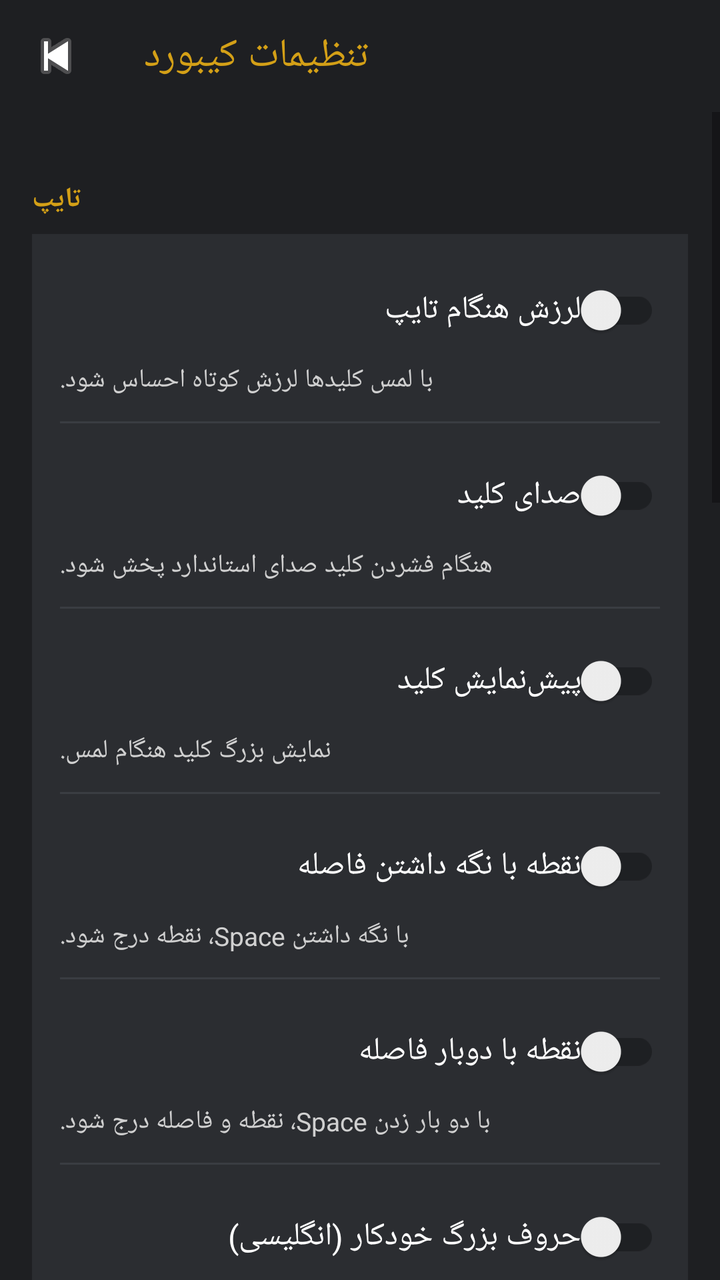
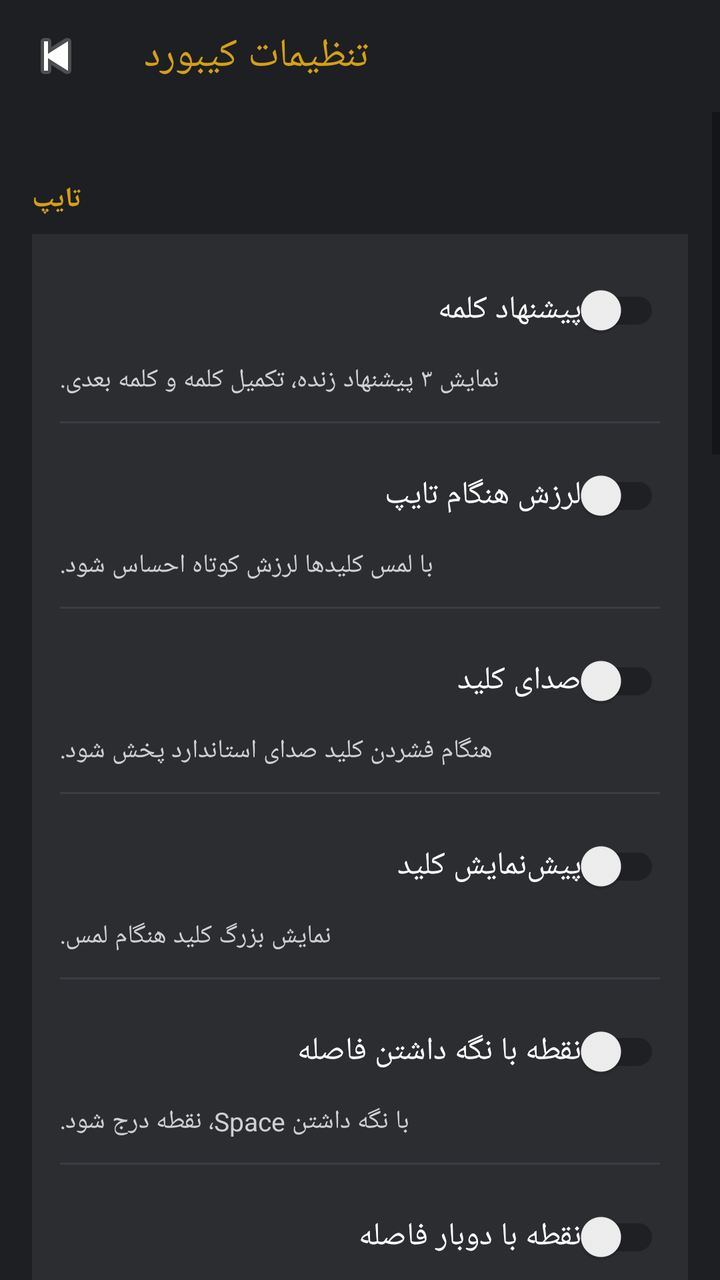

Screens rendered from an Android XML layout before and after an edit, with the pre-edit source and the edit as a unified diff.
<!-- AndroidManifest.xml: application theme Theme.KeyNova -->
<!-- res/layout/activity_keyboard_settings.xml -->
<?xml version="1.0" encoding="utf-8"?>
<LinearLayout xmlns:android="http://schemas.android.com/apk/res/android"
    xmlns:app="http://schemas.android.com/apk/res-auto"
    android:layout_width="match_parent"
    android:layout_height="match_parent"
    android:background="@color/keynova_background"
    android:orientation="vertical">

    <androidx.appcompat.widget.Toolbar
        android:id="@+id/toolbar"
        android:layout_width="match_parent"
        android:layout_height="wrap_content"
        android:background="@color/keynova_background"
        app:navigationIcon="@android:drawable/ic_media_previous"
        app:title="@string/settings_section_title"
        app:titleTextColor="@color/keynova_accent" />

    <ScrollView
        android:layout_width="match_parent"
        android:layout_height="match_parent"
        android:fillViewport="true">

        <LinearLayout
            android:layout_width="match_parent"
            android:layout_height="wrap_content"
            android:orientation="vertical"
            android:padding="16dp">

            <TextView style="@style/SettingsGroupTitle" android:text="@string/group_typing" />

            <LinearLayout style="@style/SettingsCard">
                <androidx.appcompat.widget.SwitchCompat android:id="@+id/switchVibration" style="@style/SettingsSwitch" android:text="@string/setting_vibration_title" />
                <TextView style="@style/SettingsDesc" android:text="@string/setting_vibration_desc" />
                <View style="@style/SettingsDivider" />
                <androidx.appcompat.widget.SwitchCompat android:id="@+id/switchSound" style="@style/SettingsSwitch" android:text="@string/setting_sound_title" />
                <TextView style="@style/SettingsDesc" android:text="@string/setting_sound_desc" />
                <View style="@style/SettingsDivider" />
                <androidx.appcompat.widget.SwitchCompat android:id="@+id/switchPreview" style="@style/SettingsSwitch" android:text="@string/setting_preview_title" />
                <TextView style="@style/SettingsDesc" android:text="@string/setting_preview_desc" />
                <View style="@style/SettingsDivider" />
                <androidx.appcompat.widget.SwitchCompat android:id="@+id/switchSpaceDot" style="@style/SettingsSwitch" android:text="@string/setting_space_dot_title" />
                <TextView style="@style/SettingsDesc" android:text="@string/setting_space_dot_desc" />
                <View style="@style/SettingsDivider" />
                <androidx.appcompat.widget.SwitchCompat android:id="@+id/switchDoubleSpace" style="@style/SettingsSwitch" android:text="@string/setting_double_space_title" />
                <TextView style="@style/SettingsDesc" android:text="@string/setting_double_space_desc" />
                <View style="@style/SettingsDivider" />
                <androidx.appcompat.widget.SwitchCompat android:id="@+id/switchAutoCap" style="@style/SettingsSwitch" android:text="@string/setting_auto_cap_title" />
                <TextView style="@style/SettingsDesc" android:text="@string/setting_auto_cap_desc" />
                <View style="@style/SettingsDivider" />
                <TextView style="@style/SettingsLabel" android:text="@string/setting_space_swipe_title" />
                <RadioGroup android:id="@+id/groupSpaceSwipe" android:layout_width="match_parent" android:layout_height="wrap_content" android:layout_marginTop="6dp">
                    <RadioButton android:id="@+id/radioSwipeOff" android:layout_width="wrap_content" android:layout_height="wrap_content" android:text="@string/opt_off" android:textColor="@color/keynova_text" />
                    <RadioButton android:id="@+id/radioSwipeLang" android:layout_width="wrap_content" android:layout_height="wrap_content" android:text="@string/opt_swipe_lang" android:textColor="@color/keynova_text" />
                    <RadioButton android:id="@+id/radioSwipeCursor" android:layout_width="wrap_content" android:layout_height="wrap_content" android:text="@string/opt_swipe_cursor" android:textColor="@color/keynova_text" />
                </RadioGroup>
            </LinearLayout>

            <TextView style="@style/SettingsGroupTitle" android:text="@string/group_layout" />

            <LinearLayout style="@style/SettingsCard">
                <androidx.appcompat.widget.SwitchCompat android:id="@+id/switchNumberRow" style="@style/SettingsSwitch" android:text="@string/setting_number_row_title" />
                <TextView style="@style/SettingsDesc" android:text="@string/setting_number_row_desc" />
                <View style="@style/SettingsDivider" />
                <androidx.appcompat.widget.SwitchCompat android:id="@+id/switchHints" style="@style/SettingsSwitch" android:text="@string/setting_hints_title" />
                <TextView style="@style/SettingsDesc" android:text="@string/setting_hints_desc" />
                <View style="@style/SettingsDivider" />
                <TextView style="@style/SettingsLabel" android:text="@string/setting_space_label_title" />
                <RadioGroup android:id="@+id/groupSpaceLabel" android:layout_width="match_parent" android:layout_height="wrap_content" android:layout_marginTop="6dp">
                    <RadioButton android:id="@+id/radioLabelLang" android:layout_width="wrap_content" android:layout_height="wrap_content" android:text="@string/opt_label_lang" android:textColor="@color/keynova_text" />
                    <RadioButton android:id="@+id/radioLabelSpace" android:layout_width="wrap_content" android:layout_height="wrap_content" android:text="@string/opt_label_space" android:textColor="@color/keynova_text" />
                    <RadioButton android:id="@+id/radioLabelEmpty" android:layout_width="wrap_content" android:layout_height="wrap_content" android:text="@string/opt_label_empty" android:textColor="@color/keynova_text" />
                </RadioGroup>
            </LinearLayout>

            <TextView style="@style/SettingsGroupTitle" android:text="@string/group_appearance" />

            <LinearLayout style="@style/SettingsCard">
                <LinearLayout android:layout_width="match_parent" android:layout_height="wrap_content" android:orientation="horizontal">
                    <TextView style="@style/SettingsLabel" android:layout_width="0dp" android:layout_weight="1" android:text="@string/setting_height_title" />
                    <TextView android:id="@+id/valueHeight" style="@style/SettingsValue" />
                </LinearLayout>
                <SeekBar android:id="@+id/seekHeight" style="@style/SettingsSeek" />

                <View style="@style/SettingsDivider" />

                <LinearLayout android:layout_width="match_parent" android:layout_height="wrap_content" android:orientation="horizontal">
                    <TextView style="@style/SettingsLabel" android:layout_width="0dp" android:layout_weight="1" android:text="@string/setting_gap_title" />
                    <TextView android:id="@+id/valueGap" style="@style/SettingsValue" />
                </LinearLayout>
                <SeekBar android:id="@+id/seekGap" style="@style/SettingsSeek" />

                <View style="@style/SettingsDivider" />

                <LinearLayout android:layout_width="match_parent" android:layout_height="wrap_content" android:orientation="horizontal">
                    <TextView style="@style/SettingsLabel" android:layout_width="0dp" android:layout_weight="1" android:text="@string/setting_text_size_title" />
                    <TextView android:id="@+id/valueText" style="@style/SettingsValue" />
                </LinearLayout>
                <SeekBar android:id="@+id/seekText" style="@style/SettingsSeek" />

                <View style="@style/SettingsDivider" />

                <LinearLayout android:layout_width="match_parent" android:layout_height="wrap_content" android:orientation="horizontal">
                    <TextView style="@style/SettingsLabel" android:layout_width="0dp" android:layout_weight="1" android:text="@string/setting_long_press_title" />
                    <TextView android:id="@+id/valueLongPress" style="@style/SettingsValue" />
                </LinearLayout>
                <SeekBar android:id="@+id/seekLongPress" style="@style/SettingsSeek" />

                <View style="@style/SettingsDivider" />

                <LinearLayout android:layout_width="match_parent" android:layout_height="wrap_content" android:orientation="horizontal">
                    <TextView style="@style/SettingsLabel" android:layout_width="0dp" android:layout_weight="1" android:text="@string/setting_sound_volume_title" />
                    <TextView android:id="@+id/valueSoundVol" style="@style/SettingsValue" />
                </LinearLayout>
                <SeekBar android:id="@+id/seekSoundVol" style="@style/SettingsSeek" />

                <View style="@style/SettingsDivider" />

                <LinearLayout android:layout_width="match_parent" android:layout_height="wrap_content" android:orientation="horizontal">
                    <TextView style="@style/SettingsLabel" android:layout_width="0dp" android:layout_weight="1" android:text="@string/setting_bottom_padding_title" />
                    <TextView android:id="@+id/valueBottomPad" style="@style/SettingsValue" />
                </LinearLayout>
                <SeekBar android:id="@+id/seekBottomPad" style="@style/SettingsSeek" />
            </LinearLayout>

        </LinearLayout>
    </ScrollView>
</LinearLayout>
<!-- resources referenced by this layout -->
<resources>
  <color name="keynova_accent">#D4A017</color>
  <color name="keynova_background">#1E1F22</color>
  <color name="keynova_text">#FFFFFF</color>
  <string name="group_appearance">ظاهر</string>
  <string name="group_layout">چیدمان</string>
  <string name="group_typing">تایپ</string>
  <string name="opt_label_empty">خالی</string>
  <string name="opt_label_lang">نام زبان</string>
  <string name="opt_label_space">فاصله / Space</string>
  <string name="opt_off">خاموش</string>
  <string name="opt_swipe_cursor">جابجایی مکان‌نما</string>
  <string name="opt_swipe_lang">تغییر زبان</string>
  <string name="setting_auto_cap_desc">در ابتدای جمله در حالت انگلیسی حرف بزرگ شود.</string>
  <string name="setting_auto_cap_title">حروف بزرگ خودکار (انگلیسی)</string>
  <string name="setting_bottom_padding_title">فاصله پایین کیبورد</string>
  <string name="setting_double_space_desc">با دو بار زدن Space، نقطه و فاصله درج شود.</string>
  <string name="setting_double_space_title">نقطه با دوبار فاصله</string>
  <string name="setting_gap_title">فاصله بین کلیدها</string>
  <string name="setting_height_title">ارتفاع کیبورد</string>
  <string name="setting_hints_desc">نمایش راهنمای کوچک روی کلیدها.</string>
  <string name="setting_hints_title">نمایش کاراکترهای لانگ‌پرس</string>
  <string name="setting_long_press_title">تأخیر نگه داشتن کلید</string>
  <string name="setting_number_row_desc">نمایش ردیف اعداد بالای حروف.</string>
  <string name="setting_number_row_title">ردیف اعداد</string>
  <string name="setting_preview_desc">نمایش بزرگ کلید هنگام لمس.</string>
  <string name="setting_preview_title">پیش‌نمایش کلید</string>
  <string name="setting_sound_desc">هنگام فشردن کلید صدای استاندارد پخش شود.</string>
  <string name="setting_sound_title">صدای کلید</string>
  <string name="setting_sound_volume_title">بلندی صدای کلید</string>
  <string name="setting_space_dot_desc">با نگه داشتن Space، نقطه درج شود.</string>
  <string name="setting_space_dot_title">نقطه با نگه داشتن فاصله</string>
  <string name="setting_space_label_title">متن روی دکمه فاصله</string>
  <string name="setting_space_swipe_title">کشیدن روی فاصله</string>
  <string name="setting_text_size_title">اندازه متن کلیدها</string>
  <string name="setting_vibration_desc">با لمس کلیدها لرزش کوتاه احساس شود.</string>
  <string name="setting_vibration_title">لرزش هنگام تایپ</string>
  <string name="settings_section_title">تنظیمات کیبورد</string>
  <style name="SettingsDivider">
          <item name="android:layout_width">match_parent</item>
          <item name="android:layout_height">1dp</item>
          <item name="android:layout_marginTop">12dp</item>
          <item name="android:layout_marginBottom">12dp</item>
          <item name="android:background">#3A3D42</item>
      </style>
  <style name="SettingsLabel">
          <item name="android:layout_width">wrap_content</item>
          <item name="android:layout_height">wrap_content</item>
          <item name="android:textColor">@color/keynova_text</item>
          <item name="android:textSize">16sp</item>
      </style>
  <style name="SettingsSwitch">
          <item name="android:layout_width">match_parent</item>
          <item name="android:layout_height">wrap_content</item>
          <item name="android:textColor">@color/keynova_text</item>
          <item name="android:textSize">16sp</item>
      </style>
  <color name="keynova_key_bg">#2B2D31</color>
  <color name="keynova_text_secondary">#D0D0D0</color>
  <color name="keynova_accent_pressed">#B8890F</color>
  <!-- unchanged entries left out for length: 6 -->
</resources>

<!-- the commit's change to res/layout/activity_keyboard_settings.xml (unified diff, before → after) -->
@@ -29,6 +29,9 @@
             <TextView style="@style/SettingsGroupTitle" android:text="@string/group_typing" />
 
             <LinearLayout style="@style/SettingsCard">
+                <androidx.appcompat.widget.SwitchCompat android:id="@+id/switchSuggestions" style="@style/SettingsSwitch" android:text="@string/setting_suggestions_title" />
+                <TextView style="@style/SettingsDesc" android:text="@string/setting_suggestions_desc" />
+                <View style="@style/SettingsDivider" />
                 <androidx.appcompat.widget.SwitchCompat android:id="@+id/switchVibration" style="@style/SettingsSwitch" android:text="@string/setting_vibration_title" />
                 <TextView style="@style/SettingsDesc" android:text="@string/setting_vibration_desc" />
                 <View style="@style/SettingsDivider" />
@@ -75,6 +78,14 @@
             <TextView style="@style/SettingsGroupTitle" android:text="@string/group_appearance" />
 
             <LinearLayout style="@style/SettingsCard">
+                <TextView style="@style/SettingsLabel" android:text="@string/setting_theme_title" />
+                <TextView style="@style/SettingsDesc" android:text="@string/setting_theme_desc" android:layout_marginBottom="8dp" />
+                <TextView style="@style/SettingsDesc" android:text="@string/theme_color_section" android:textColor="@color/keynova_accent" />
+                <GridLayout android:id="@+id/themeColorGrid" android:layout_width="match_parent" android:layout_height="wrap_content" android:columnCount="2" android:layout_marginTop="6dp" />
+                <View style="@style/SettingsDivider" />
+                <TextView style="@style/SettingsDesc" android:text="@string/theme_wallpaper_section" android:textColor="@color/keynova_accent" />
+                <GridLayout android:id="@+id/themeWallpaperGrid" android:layout_width="match_parent" android:layout_height="wrap_content" android:columnCount="2" android:layout_marginTop="6dp" />
+                <View style="@style/SettingsDivider" />
                 <LinearLayout android:layout_width="match_parent" android:layout_height="wrap_content" android:orientation="horizontal">
                     <TextView style="@style/SettingsLabel" android:layout_width="0dp" android:layout_weight="1" android:text="@string/setting_height_title" />
                     <TextView android:id="@+id/valueHeight" style="@style/SettingsValue" />
<!-- resource entries referenced after the edit -->
@@ -33,10 +33,16 @@
   <string name="setting_space_dot_title">نقطه با نگه داشتن فاصله</string>
   <string name="setting_space_label_title">متن روی دکمه فاصله</string>
   <string name="setting_space_swipe_title">کشیدن روی فاصله</string>
+  <string name="setting_suggestions_desc">نمایش ۳ پیشنهاد زنده، تکمیل کلمه و کلمه بعدی.</string>
+  <string name="setting_suggestions_title">پیشنهاد کلمه</string>
   <string name="setting_text_size_title">اندازه متن کلیدها</string>
+  <string name="setting_theme_desc">رنگ، تصویر زمینه و سبک دکمه‌ها را انتخاب کنید.</string>
+  <string name="setting_theme_title">تم کیبورد</string>
   <string name="setting_vibration_desc">با لمس کلیدها لرزش کوتاه احساس شود.</string>
   <string name="setting_vibration_title">لرزش هنگام تایپ</string>
   <string name="settings_section_title">تنظیمات کیبورد</string>
+  <string name="theme_color_section">تم‌های رنگی</string>
+  <string name="theme_wallpaper_section">تم‌های تصویری</string>
   <style name="SettingsDivider">
           <item name="android:layout_width">match_parent</item>
           <item name="android:layout_height">1dp</item>
